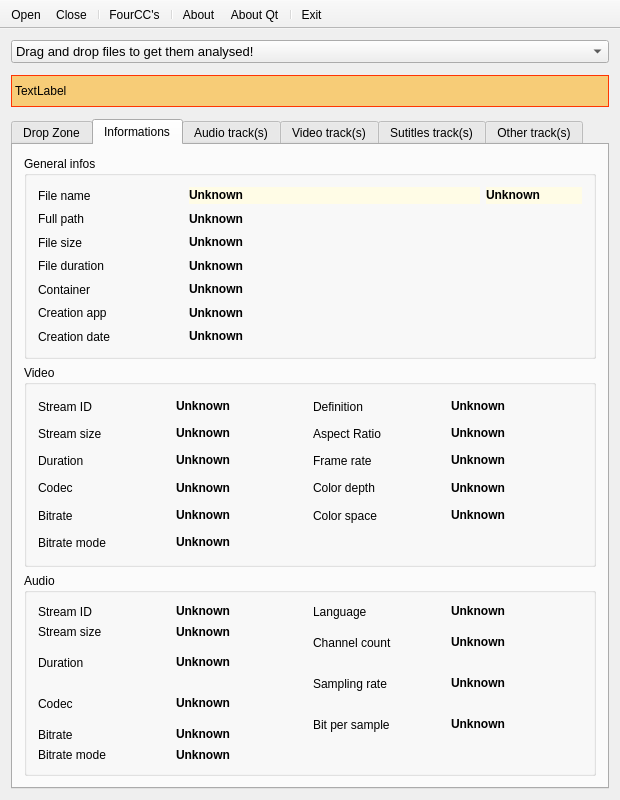
Before: the Qt Designer form mini_analyser/ui/mainwindow.ui in emericg/MiniVideo, drawn with Qt 5.
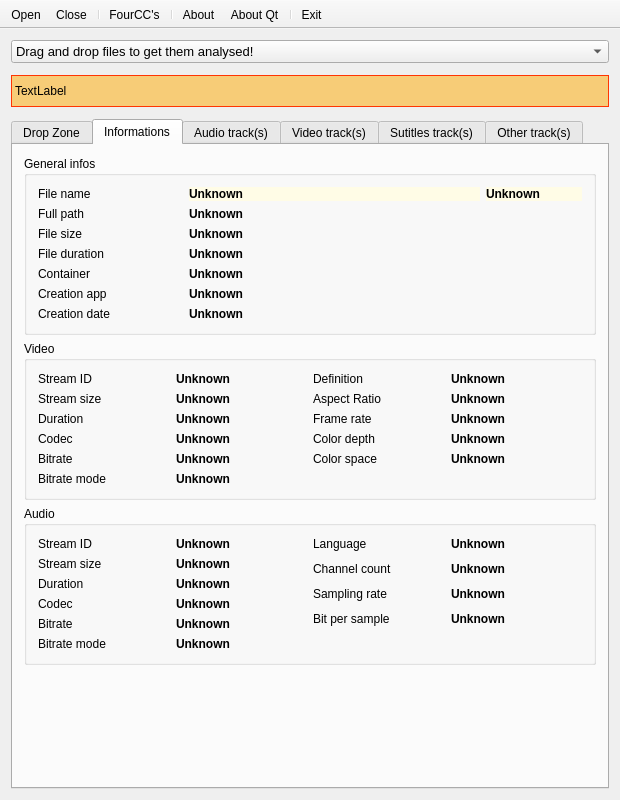
After: the same form once the commit is applied. The open tabs and pages were chosen to show the change. Icons and pictures are not drawn.

Commit message: mini_analyser: Improve content placement when a media only has audio or video

What changed in the file:
```diff
--- a/mini_analyser/ui/mainwindow.ui
+++ b/mini_analyser/ui/mainwindow.ui
@@ -950,6 +950,19 @@
           </layout>
          </widget>
         </item>
+        <item>
+         <spacer name="verticalSpacer_5">
+          <property name="orientation">
+           <enum>Qt::Vertical</enum>
+          </property>
+          <property name="sizeHint" stdset="0">
+           <size>
+            <width>20</width>
+            <height>40</height>
+           </size>
+          </property>
+         </spacer>
+        </item>
        </layout>
       </widget>
       <widget class="QWidget" name="tab_audio">
```
